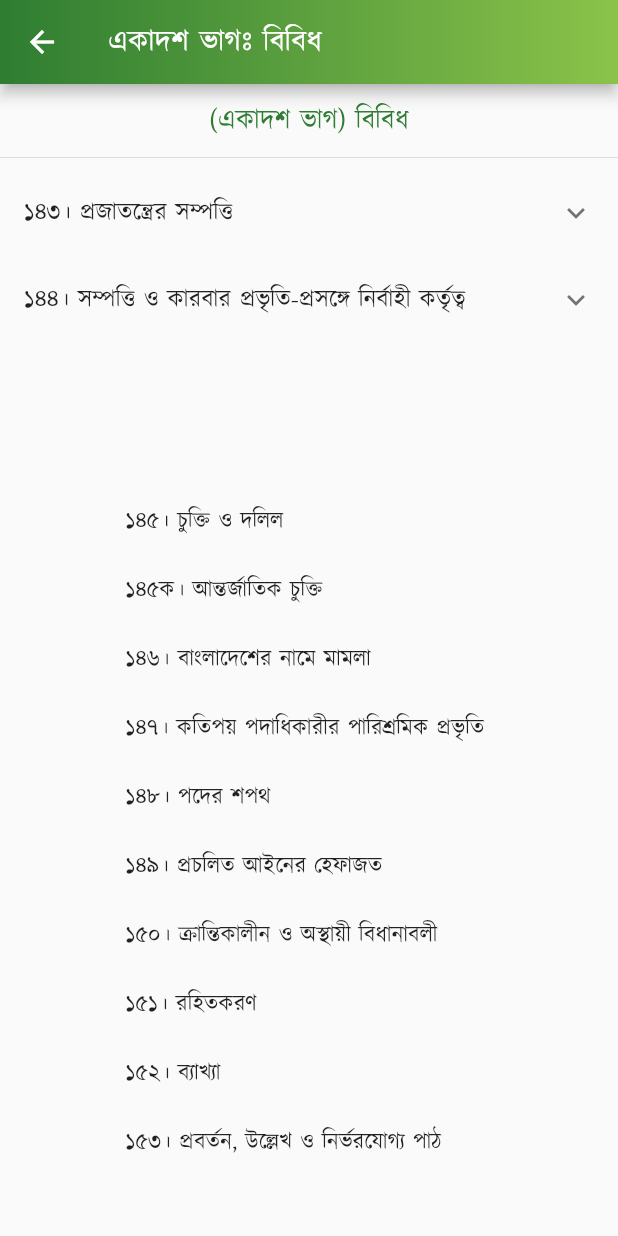
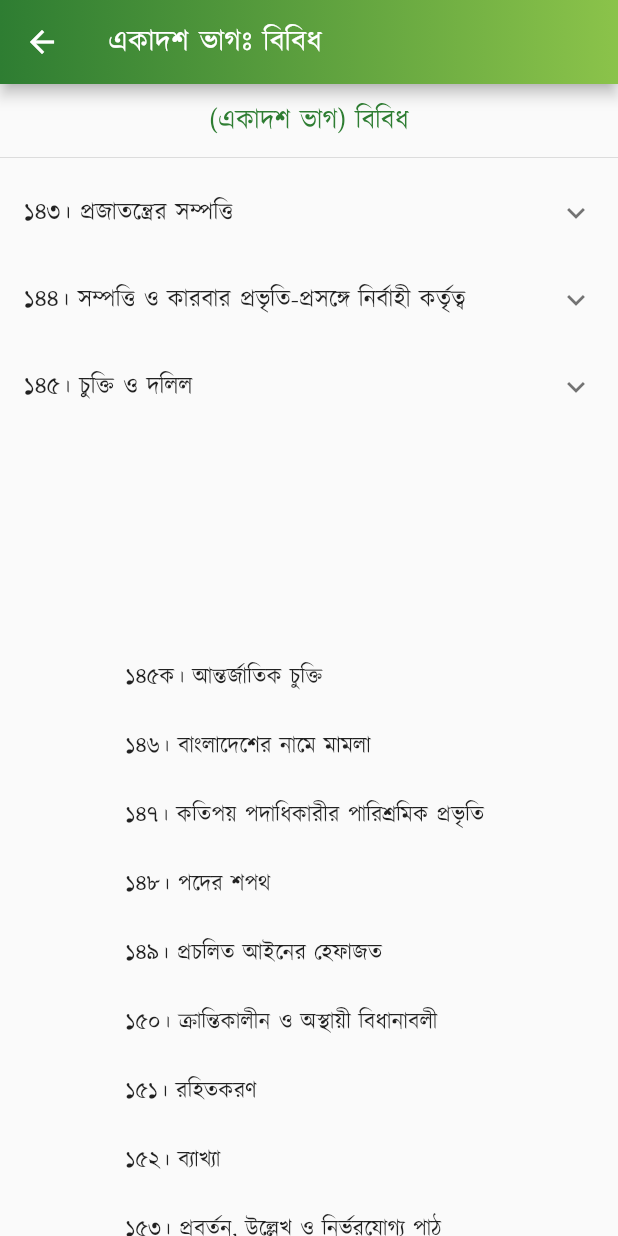
Before and after one commit to Azimul-Haque/flutter-onesignal, a Flutter app: the PartEleven screen opened directly, on a phone screen of 412 x 824 dp. Run offline on Flutter 3.47's test engine with Material 2 defaults, Android fonts, the phone set to English and light mode, and no system bars; our stand-ins replace fluttertoast, package_info_plus, percent_indicator, shared_preferences, sqflite; missing offline and left inert: blinking_text, flutter_share, onesignal_flutter, slide_popup_dialog; accounts and stored records are empty; network calls fail.

Commit message:
Commit Sat 04/30/2022  1:34:40.23 27366

```diff
--- a/lib/pages/constitution/part11.dart
+++ b/lib/pages/constitution/part11.dart
@@ -59,11 +59,21 @@ class PartEleven extends StatelessWidget {
               ))
             ],
           ),
+          ExpansionTile(
+            title: Text('১৪৫। চুক্তি ও দলিল'),
+            children: <Widget>[
+              ListTile(
+                  title: Text(
+                '১৪৪। প্রজাতন্ত্রের নির্বাহী কর্তৃত্বে সম্পত্তি গ্রহণ, বিক্রয়, হস্তান্তর, বন্ধকদান ও বিলি-ব্যবস্থা, যে কোন কারবার বা ব্যবসায়-চালনা এবং যে কোন চুক্তি প্রণয়ন করা যাইবে।',
+                textAlign: TextAlign.justify,
+              ))
+            ],
+          ),
           Padding(
             padding: EdgeInsets.all(15),
             child: Column(children: <Widget>[
               Text(
-                " \n\n \n\n১৪৫। চুক্তি ও দলিল \n\n১৪৫ক। আন্তর্জাতিক চুক্তি \n\n১৪৬। বাংলাদেশের নামে মামলা \n\n১৪৭। কতিপয় পদাধিকারীর পারিশ্রমিক প্রভৃতি \n\n১৪৮। পদের শপথ \n\n১৪৯। প্রচলিত আইনের হেফাজত \n\n১৫০। ক্রান্তিকালীন ও অস্থায়ী বিধানাবলী \n\n১৫১। রহিতকরণ \n\n১৫২। ব্যাখ্যা \n\n১৫৩। প্রবর্তন, উল্লেখ ও নির্ভরযোগ্য পাঠ",
+                " \n\n \n\n \n\n১৪৫ক। আন্তর্জাতিক চুক্তি \n\n১৪৬। বাংলাদেশের নামে মামলা \n\n১৪৭। কতিপয় পদাধিকারীর পারিশ্রমিক প্রভৃতি \n\n১৪৮। পদের শপথ \n\n১৪৯। প্রচলিত আইনের হেফাজত \n\n১৫০। ক্রান্তিকালীন ও অস্থায়ী বিধানাবলী \n\n১৫১। রহিতকরণ \n\n১৫২। ব্যাখ্যা \n\n১৫৩। প্রবর্তন, উল্লেখ ও নির্ভরযোগ্য পাঠ",
                 style:
                     TextStyle(color: Colors.black87, fontSize: 15, height: 1.5),
                 textAlign: TextAlign.justify,
```
